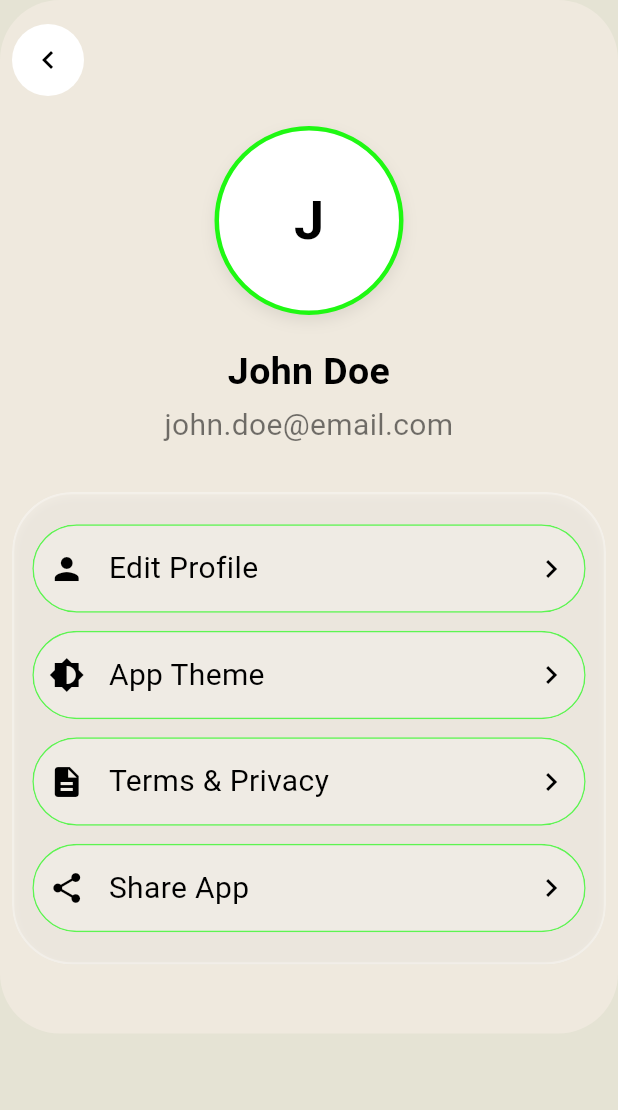
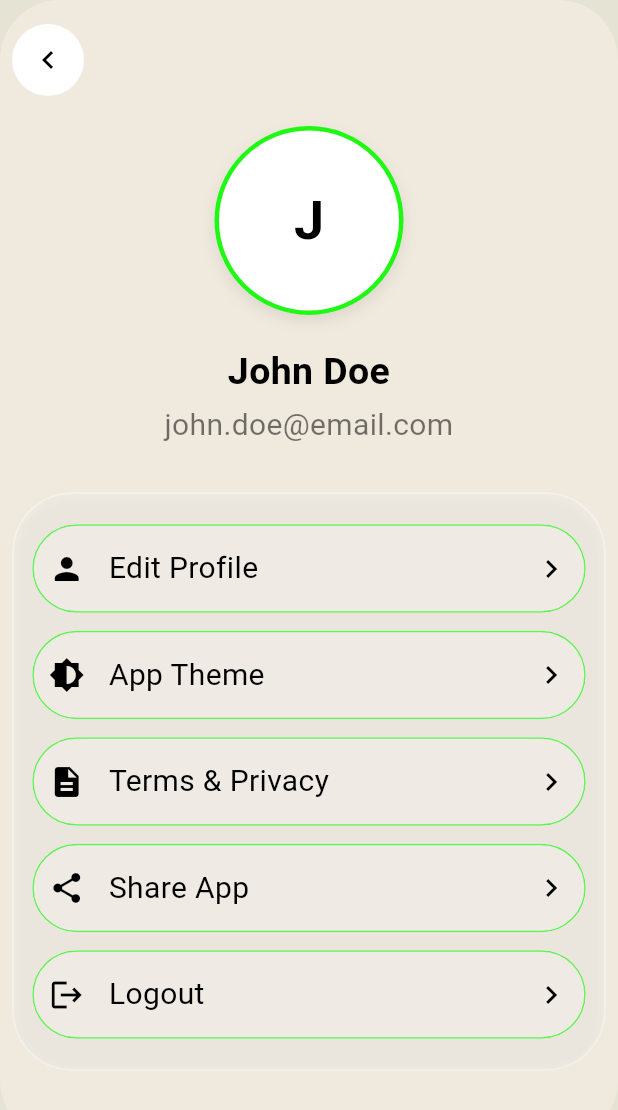
Before and after one commit to Alvin11David/UGANDA-EXPLORE, a Flutter app: the screen it shows after launch, on a phone screen of 412 x 824 dp. Shown: the top 1110 px of the screen. Run offline on Flutter 3.47's test engine with Material 3 defaults, Android fonts, the phone set to English and light mode, and no system bars; our stand-ins replace cloud_firestore, firebase_auth, firebase_core, flutter_svg, google_sign_in; accounts and stored records are empty; Roboto replaces fonts that are missing (Poppins).

Commit message:
added a logout button to the profile screen

```diff
--- a/uganda_explore/lib/screens/profile/profile_screen.dart
+++ b/uganda_explore/lib/screens/profile/profile_screen.dart
@@ -145,6 +145,14 @@ class ProfileScreen extends StatelessWidget {
 
                             },
                           ),
+                          const SizedBox(height: 12),
+                          _ProfileOptionButton(
+                            icon: Icons.logout,
+                            label: 'Logout',
+                            onTap: () {
+                              //Handle Logout tap here
+                            },
+                          )
                         ],
                       ),
                     ),
```
